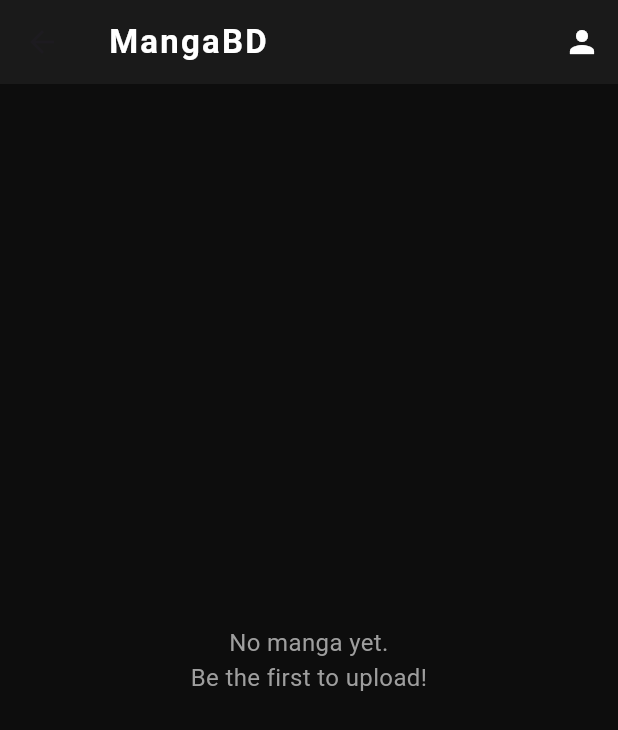
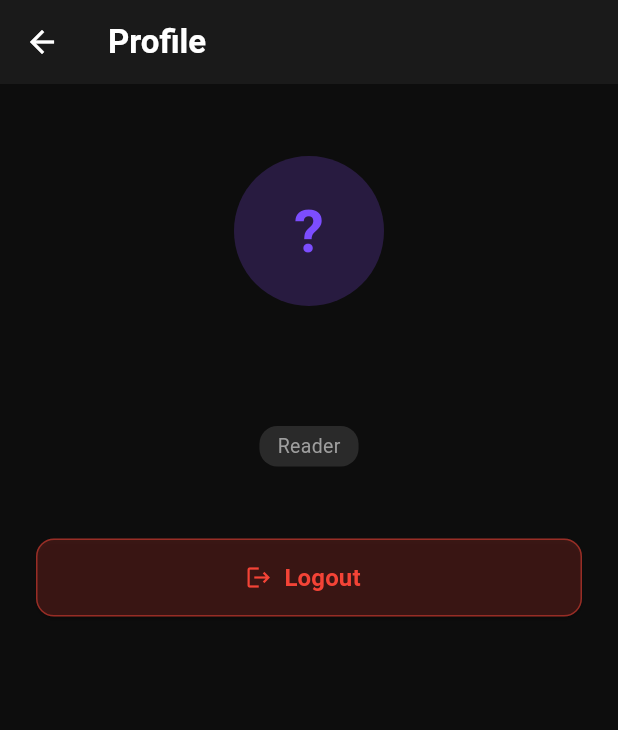
Before and after one commit to tamiie56/mangabd, a Flutter app: the HomeScreen screen opened directly, after a tap on the "person" icon, on a phone screen of 412 x 824 dp. Shown: the top 730 px of the screen. Run offline on Flutter 3.47's test engine with Material 3 defaults, Android fonts, the phone set to English and light mode, and no system bars; our stand-ins replace cloud_firestore, firebase_auth, firebase_core, image_picker; accounts and stored records are empty; generated files the repository leaves out were written again; network calls fail.

Commit message:
adding profile screen with log-out

```diff
--- a/mangabd_app/lib/screens/home/home_screen.dart
+++ b/mangabd_app/lib/screens/home/home_screen.dart
@@ -5,6 +5,7 @@
 import '../../services/firestore/firestore_service.dart';
 import '../creator/creator_dashboard_screen.dart';
 import '../home/manga_detail_screen.dart';
+import '../profile/profile_screen.dart';
 
 class HomeScreen extends StatelessWidget {
   const HomeScreen({super.key});
@@ -39,7 +40,10 @@
             ),
           IconButton(
             icon: const Icon(Icons.person, color: Colors.white),
-            onPressed: () {},
+            onPressed: () => Navigator.push(
+              context,
+              MaterialPageRoute(builder: (_) => const ProfileScreen()),
+            ),
           ),
         ],
       ),
--- /dev/null
+++ b/mangabd_app/lib/screens/profile/profile_screen.dart
@@ -0,0 +1,106 @@
+import 'package:flutter/material.dart';
+import 'package:provider/provider.dart';
+import '../../utils/auth_provider.dart';
+
+class ProfileScreen extends StatelessWidget {
+  const ProfileScreen({super.key});
+
+  @override
+  Widget build(BuildContext context) {
+    final auth = context.watch<AuthProvider>();
+
+    return Scaffold(
+      backgroundColor: const Color(0xFF0D0D0D),
+      appBar: AppBar(
+        backgroundColor: const Color(0xFF1A1A1A),
+        iconTheme: const IconThemeData(color: Colors.white),
+        title: const Text(
+          'Profile',
+          style: TextStyle(color: Colors.white, fontWeight: FontWeight.bold),
+        ),
+      ),
+      body: Padding(
+        padding: const EdgeInsets.all(24),
+        child: Column(
+          children: [
+            const SizedBox(height: 24),
+            // Avatar
+            CircleAvatar(
+              radius: 50,
+              backgroundColor: Colors.deepPurple.withOpacity(0.3),
+              child: Text(
+                auth.user!.displayName.isNotEmpty
+                    ? auth.user!.displayName[0].toUpperCase()
+                    : '?',
+                style: const TextStyle(
+                  color: Colors.deepPurpleAccent,
+                  fontSize: 40,
+                  fontWeight: FontWeight.bold,
+                ),
+              ),
+            ),
+            const SizedBox(height: 16),
+            Text(
+              auth.user!.displayName,
+              style: const TextStyle(
+                color: Colors.white,
+                fontSize: 22,
+                fontWeight: FontWeight.bold,
+              ),
+            ),
+            const SizedBox(height: 4),
+            Text(
+              auth.user!.email,
+              style: const TextStyle(color: Colors.grey, fontSize: 14),
+            ),
+            const SizedBox(height: 8),
+            Container(
+              padding: const EdgeInsets.symmetric(horizontal: 12, vertical: 4),
+              decoration: BoxDecoration(
+                color: auth.isCreator
+                    ? Colors.deepPurple.withOpacity(0.3)
+                    : Colors.grey.withOpacity(0.2),
+                borderRadius: BorderRadius.circular(12),
+              ),
+              child: Text(
+                auth.isCreator ? '✦ Creator' : 'Reader',
+                style: TextStyle(
+                  color: auth.isCreator ? Colors.deepPurpleAccent : Colors.grey,
+                  fontSize: 13,
+                ),
+              ),
+            ),
+            const SizedBox(height: 48),
+            // Logout button
+            SizedBox(
+              width: double.infinity,
+              height: 52,
+              child: ElevatedButton.icon(
+                onPressed: () async {
+                  await auth.signOut();
+                  if (context.mounted) Navigator.pop(context);
+                },
+                style: ElevatedButton.styleFrom(
+                  backgroundColor: Colors.red.withOpacity(0.2),
+                  shape: RoundedRectangleBorder(
+                    borderRadius: BorderRadius.circular(12),
+                    side: BorderSide(color: Colors.red.withOpacity(0.5)),
+                  ),
+                ),
+                icon: const Icon(Icons.logout, color: Colors.red),
+                label: const Text(
+                  'Logout',
+                  style: TextStyle(
+                    color: Colors.red,
+                    fontSize: 16,
+                    fontWeight: FontWeight.bold,
+                  ),
+                ),
+              ),
+            ),
+          ],
+        ),
+      ),
+    );
+  }
+}
--- a/mangabd_app/lib/services/auth/auth_service.dart
+++ b/mangabd_app/lib/services/auth/auth_service.dart
@@ -66,4 +66,15 @@
   Future<void> signOut() async {
     await _auth.signOut();
   }
+
+  // Get user from Firestore
+  Future<UserModel?> getUserFromFirestore(String uid) async {
+    try {
+      final doc = await _firestore.collection('users').doc(uid).get();
+      if (doc.exists) return UserModel.fromMap(doc.data()!);
+      return null;
+    } catch (e) {
+      return null;
+    }
+  }
 }
--- a/mangabd_app/lib/utils/auth_provider.dart
+++ b/mangabd_app/lib/utils/auth_provider.dart
@@ -1,4 +1,5 @@
 import 'package:flutter/material.dart';
+import 'package:firebase_auth/firebase_auth.dart';
 import '../models/user_model.dart';
 import '../services/auth/auth_service.dart';
 
@@ -11,6 +12,25 @@
   bool get isLoading => _isLoading;
   bool get isLoggedIn => _user != null;
   bool get isCreator => _user?.isCreator ?? false;
+
+  AuthProvider() {
+    _init();
+  }
+
+  void _init() {
+    FirebaseAuth.instance.authStateChanges().listen((firebaseUser) async {
+      if (firebaseUser == null) {
+        _user = null;
+        notifyListeners();
+      } else {
+        if (_user == null) {
+          final doc = await _authService.getUserFromFirestore(firebaseUser.uid);
+          _user = doc;
+          notifyListeners();
+        }
+      }
+    });
+  }
 
   void _setLoading(bool value) {
     _isLoading = value;
```
